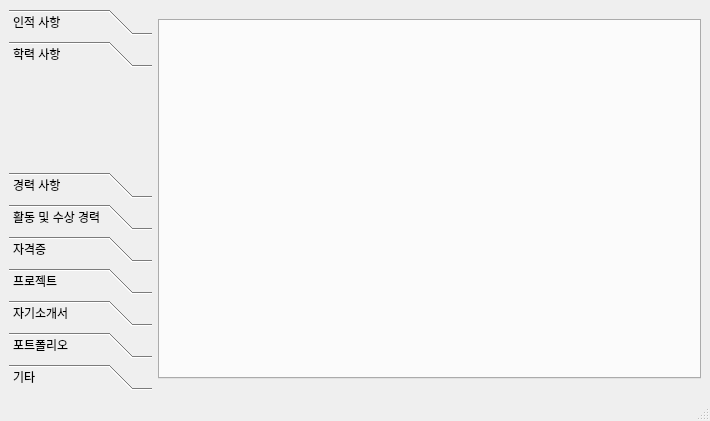
Before: the Qt Designer form mainwindow.ui in jh280722/Resume_Resum, drawn with Qt 5.
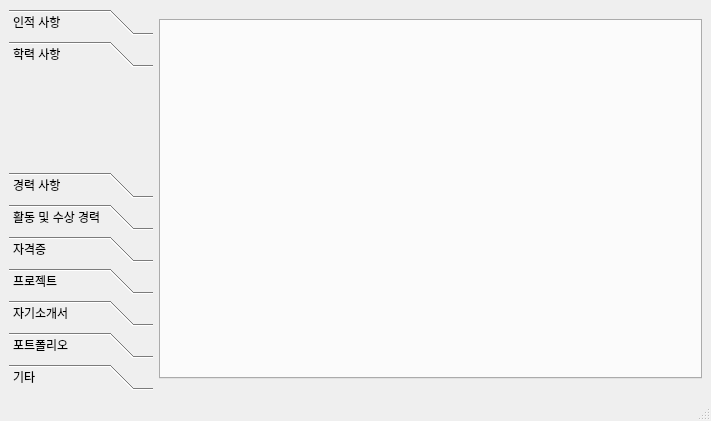
After: the same form once the commit is applied. The open tabs and pages were chosen to show the change.

```diff
--- a/mainwindow.ui
+++ b/mainwindow.ui
@@ -6,7 +6,7 @@
    <rect>
     <x>0</x>
     <y>0</y>
-    <width>710</width>
+    <width>711</width>
     <height>421</height>
    </rect>
   </property>
@@ -79,8 +79,8 @@
           <rect>
            <x>0</x>
            <y>0</y>
-           <width>139</width>
-           <height>126</height>
+           <width>533</width>
+           <height>412</height>
           </rect>
          </property>
          <attribute name="label">
```
Left out of the diff: 32 changed lines with no effect on the pictures.
